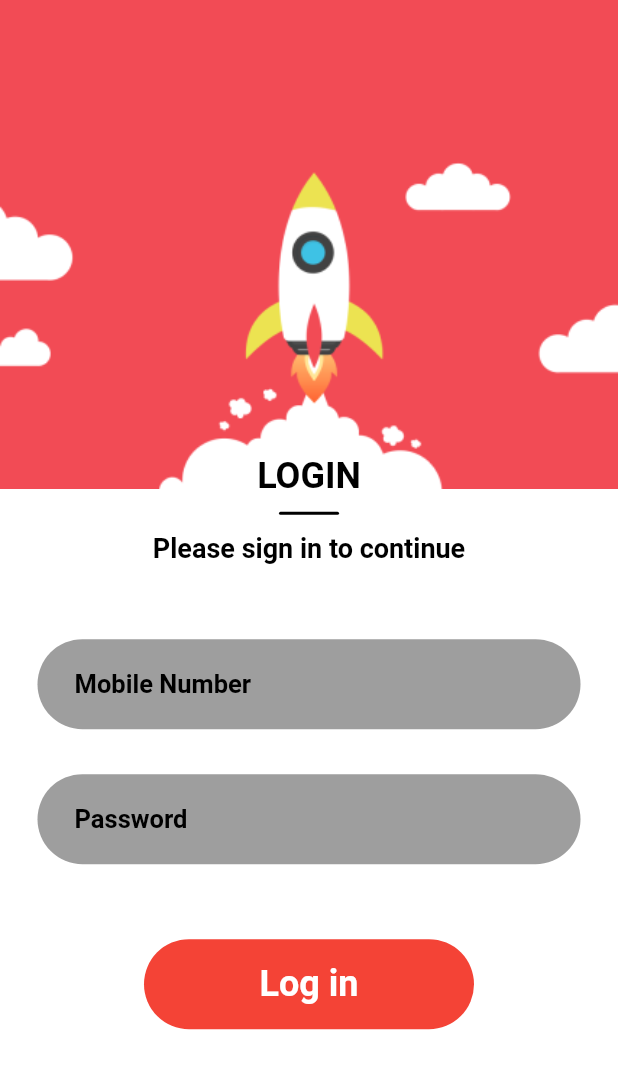
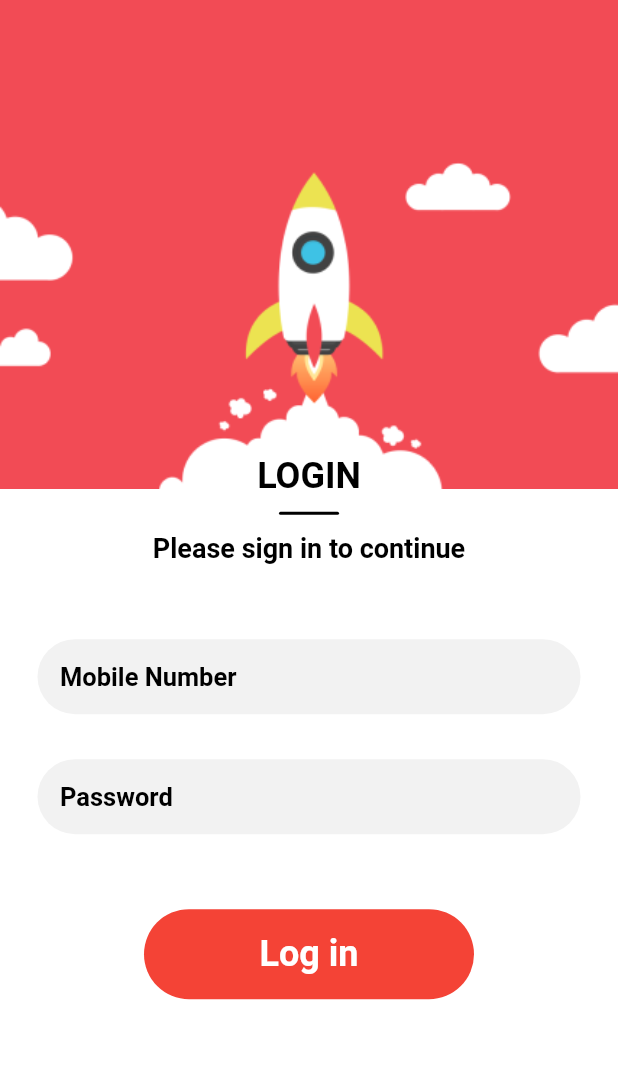
Before and after one commit to Pankajarya726/dms_sfa, a Flutter app: the screen it shows after launch, on a phone screen of 412 x 824 dp. Shown: the top 1069 px of the screen. Run offline on Flutter 3.47's test engine with Material 2 defaults, Android fonts, the phone set to English and light mode, and no system bars; our stand-ins replace cached_network_image, dio, flutter_svg, flutter_tags_x, google_fonts, image_picker and 2 more; missing offline and left inert: kf_drawer.

Commit message:
work on start_day_screen.dart, main.dart, login_screen.dart, add_plan_screen.dart, screen_after_login.dart

```diff
--- a/lib/main.dart
+++ b/lib/main.dart
@@ -63,9 +63,15 @@ class MyApp extends StatelessWidget {
               900: Color(0xFFB71C1C),
             },
           ),
+          scaffoldBackgroundColor: Colors.white,
           primaryColor: MColor.colorPrimary,
           visualDensity: VisualDensity.adaptivePlatformDensity,
           brightness: Brightness.light,
+          inputDecorationTheme: InputDecorationTheme(
+            filled: true,
+            border: OutlineInputBorder(borderRadius: BorderRadius.circular(25), borderSide: BorderSide.none),
+            fillColor: const Color(0xFFF2F2F2),
+          ),
           appBarTheme: const AppBarTheme(
             backgroundColor: MColor.appBar,
             elevation: 0,
@@ -78,7 +84,7 @@ class MyApp extends StatelessWidget {
               statusBarIconBrightness: Brightness.dark,
             ),
           ),
-          buttonTheme: const ButtonThemeData(textTheme: ButtonTextTheme.primary),
+          buttonTheme: const ButtonThemeData(),
           fontFamily: GoogleFonts.roboto().fontFamily),
       home: const SplashScreen(),
     );
--- a/lib/ui/login_screen/login_screen.dart
+++ b/lib/ui/login_screen/login_screen.dart
@@ -1,8 +1,6 @@
-import 'package:dms/ui/drawer_screen/drawer_screen.dart';
 import 'package:dms/ui/screen_after_login/screen_after_login.dart';
 import 'package:flutter/material.dart';
 import 'package:flutter/services.dart';
-import 'package:flutter_svg/flutter_svg.dart';
 
 class LoginScreen extends StatefulWidget {
   const LoginScreen({Key? key}) : super(key: key);
@@ -35,10 +33,7 @@ class _LoginScreenState extends State<LoginScreen> {
                   bottom: -5,
                   child: Text(
                     "LOGIN",
-                    style: TextStyle(
-                        color: Colors.black,
-                        fontWeight: FontWeight.bold,
-                        fontSize: 24),
+                    style: TextStyle(color: Colors.black, fontWeight: FontWeight.bold, fontSize: 24),
                   ),
                 ),
               ],
@@ -49,9 +44,7 @@ class _LoginScreenState extends State<LoginScreen> {
                 child: Container(
                   height: 2,
                   width: 40,
-                  decoration: BoxDecoration(
-                      color: Colors.black,
-                      borderRadius: BorderRadius.circular(25)),
+                  decoration: BoxDecoration(color: Colors.black, borderRadius: BorderRadius.circular(25)),
                 ),
               ),
             ),
@@ -60,10 +53,7 @@ class _LoginScreenState extends State<LoginScreen> {
                 padding: EdgeInsets.only(top: 12),
                 child: Text(
                   "Please sign in to continue",
-                  style: TextStyle(
-                      color: Colors.black,
-                      fontWeight: FontWeight.bold,
-                      fontSize: 18),
+                  style: TextStyle(color: Colors.black, fontWeight: FontWeight.bold, fontSize: 18),
                 ),
               ),
             ),
@@ -73,40 +63,21 @@ class _LoginScreenState extends State<LoginScreen> {
                 child: TextFormField(
                   maxLength: 12,
                   controller: mobileNumber,
-                  style: const TextStyle(
-                      color: Colors.black,
-                      fontWeight: FontWeight.bold,
-                      fontSize: 17),
+                  style: const TextStyle(color: Colors.black, fontWeight: FontWeight.bold, fontSize: 17),
                   autocorrect: true,
                   cursorColor: Colors.red,
                   enableSuggestions: true,
                   maxLines: 1,
                   textInputAction: TextInputAction.next,
                   keyboardType: TextInputType.number,
-                  inputFormatters: <TextInputFormatter>[
-                    FilteringTextInputFormatter.digitsOnly
-                  ],
-                  decoration: InputDecoration(
+                  textAlign: TextAlign.left,
+                  textAlignVertical: TextAlignVertical.center,
+                  inputFormatters: <TextInputFormatter>[FilteringTextInputFormatter.digitsOnly],
+                  decoration: const InputDecoration(
                     counterText: "",
-                    prefixText: "   ",
-                    filled: true,
-                    fillColor: Colors.grey,
-                    border: InputBorder.none,
+                    contentPadding: EdgeInsets.all(15),
                     hintText: "Mobile Number",
-                    hintStyle: const TextStyle(
-                        fontSize: 17,
-                        fontWeight: FontWeight.bold,
-                        color: Colors.black),
-                    focusedBorder: OutlineInputBorder(
-                      borderRadius: BorderRadius.circular(30),
-                      borderSide: const BorderSide(
-                          color: Colors.transparent, width: 2.0),
-                    ),
-                    enabledBorder: OutlineInputBorder(
-                      borderRadius: BorderRadius.circular(30),
-                      borderSide: const BorderSide(
-                          color: Colors.transparent, width: 2.0),
-                    ),
+                    hintStyle: TextStyle(fontSize: 17, fontWeight: FontWeight.bold, color: Colors.black),
                   ),
                 ),
               ),
@@ -116,34 +87,17 @@ class _LoginScreenState extends State<LoginScreen> {
                 padding: const EdgeInsets.fromLTRB(25, 30, 25, 0),
                 child: TextFormField(
                   controller: password,
-                  style: const TextStyle(
-                      color: Colors.black,
-                      fontWeight: FontWeight.bold,
-                      fontSize: 17),
+                  style: const TextStyle(color: Colors.black, fontWeight: FontWeight.bold, fontSize: 17),
                   obscureText: true,
                   enableSuggestions: false,
+                  textAlign: TextAlign.left,
+                  textAlignVertical: TextAlignVertical.center,
                   autocorrect: false,
                   maxLines: 1,
-                  decoration: InputDecoration(
-                    prefixText: "   ",
-                    filled: true,
-                    fillColor: Colors.grey,
-                    border: InputBorder.none,
+                  decoration: const InputDecoration(
                     hintText: "Password",
-                    hintStyle: const TextStyle(
-                        fontSize: 17,
-                        fontWeight: FontWeight.bold,
-                        color: Colors.black),
-                    focusedBorder: OutlineInputBorder(
-                      borderRadius: BorderRadius.circular(30),
-                      borderSide: const BorderSide(
-                          color: Colors.transparent, width: 2.0),
-                    ),
-                    enabledBorder: OutlineInputBorder(
-                      borderRadius: BorderRadius.circular(30),
-                      borderSide: const BorderSide(
-                          color: Colors.transparent, width: 2.0),
-                    ),
+                    contentPadding: EdgeInsets.all(15),
+                    hintStyle: TextStyle(fontSize: 17, fontWeight: FontWeight.bold, color: Colors.black),
                   ),
                 ),
               ),
@@ -153,12 +107,10 @@ class _LoginScreenState extends State<LoginScreen> {
                 padding: const EdgeInsets.fromLTRB(0, 50, 0, 30),
                 child: ElevatedButton(
                   onPressed: () {
-                    sendLoginData(context, mobileNumber.text.toString(),
-                        password.text.toString());
+                    sendLoginData(context, mobileNumber.text.toString(), password.text.toString());
                     Navigator.of(context).pushReplacement(
                       MaterialPageRoute(
-                        builder: (BuildContext context) =>
-                            const ScreenAfterLogin(),
+                        builder: (BuildContext context) => const ScreenAfterLogin(),
                       ),
                     );
                   },
@@ -174,10 +126,7 @@ class _LoginScreenState extends State<LoginScreen> {
                   ),
                   child: const Text(
                     "Log in",
-                    style: TextStyle(
-                        color: Colors.white,
-                        fontSize: 24,
-                        fontWeight: FontWeight.bold),
+                    style: TextStyle(color: Colors.white, fontSize: 24, fontWeight: FontWeight.bold),
                   ),
                 ),
               ),
--- a/lib/ui/start_my_day/start_day_screen.dart
+++ b/lib/ui/start_my_day/start_day_screen.dart
@@ -1,6 +1,7 @@
 import 'dart:io';
 
 import 'package:dms/main.dart';
+import 'package:dms/ui/add_plan/add_plan_screen.dart';
 import 'package:dms/utils/colors.dart';
 import 'package:dms/utils/string_const.dart';
 import 'package:flutter/material.dart';
@@ -312,7 +313,9 @@ class _StartDayScreenState extends State<StartDayScreen> {
         minWidth: MediaQuery.of(context).size.width,
         color: MColor.colorSecondary,
         textColor: Colors.white,
-        onPressed: () {},
+        onPressed: () {
+          Navigator.push(context, MaterialPageRoute(builder: (_) => const AddPlanScreen()));
+        },
         child: Row(
           mainAxisAlignment: MainAxisAlignment.center,
           children: const [
--- a/lib/utils/string_const.dart
+++ b/lib/utils/string_const.dart
@@ -23,3 +23,4 @@ const remark = "Remark";
 const writeYourRemark = "Write Your Remark";
 const getMeeting = "Get Meeting";
 const selfie = "Selfie";
+const confirm = "CONFIRM";
--- a/pubspec.yaml
+++ b/pubspec.yaml
@@ -40,6 +40,7 @@ dependencies:
   google_fonts:
   flutter_tags_x:
   image_picker:
+  syncfusion_flutter_datepicker:
 
 dev_dependencies:
   flutter_test:
```
Also changed, not shown: lib/ui/add_plan/add_plan_screen.dart (added, +246 -0 lines), lib/ui/screen_after_login/screen_after_login.dart (+4 -4 lines), assets/arrow_right.svg, pubspec.lock.
